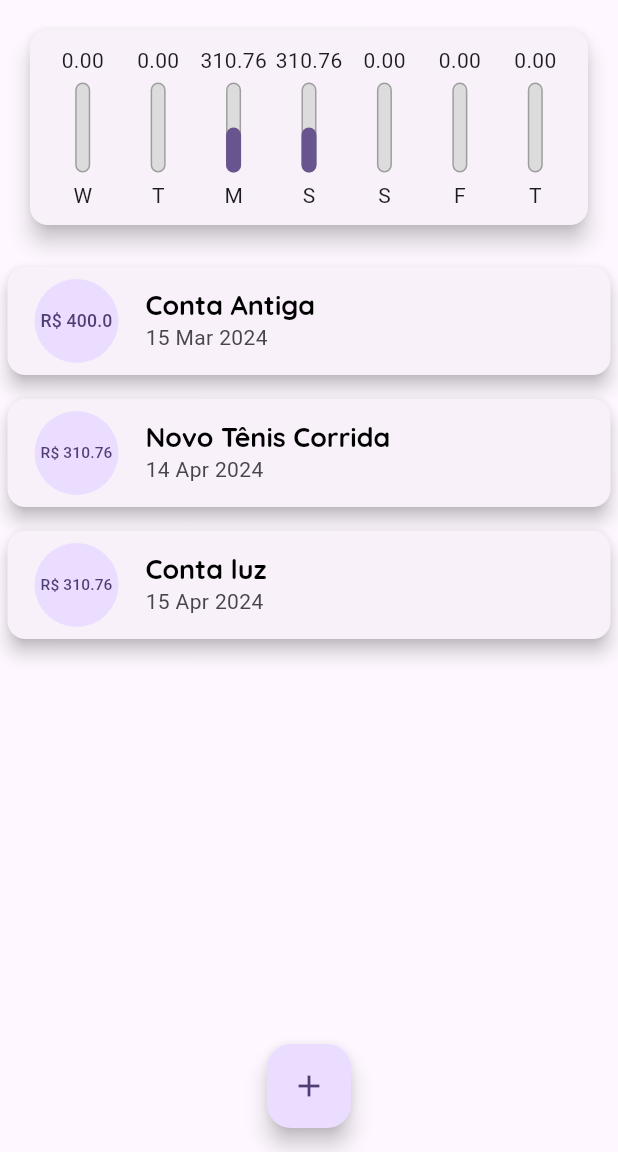
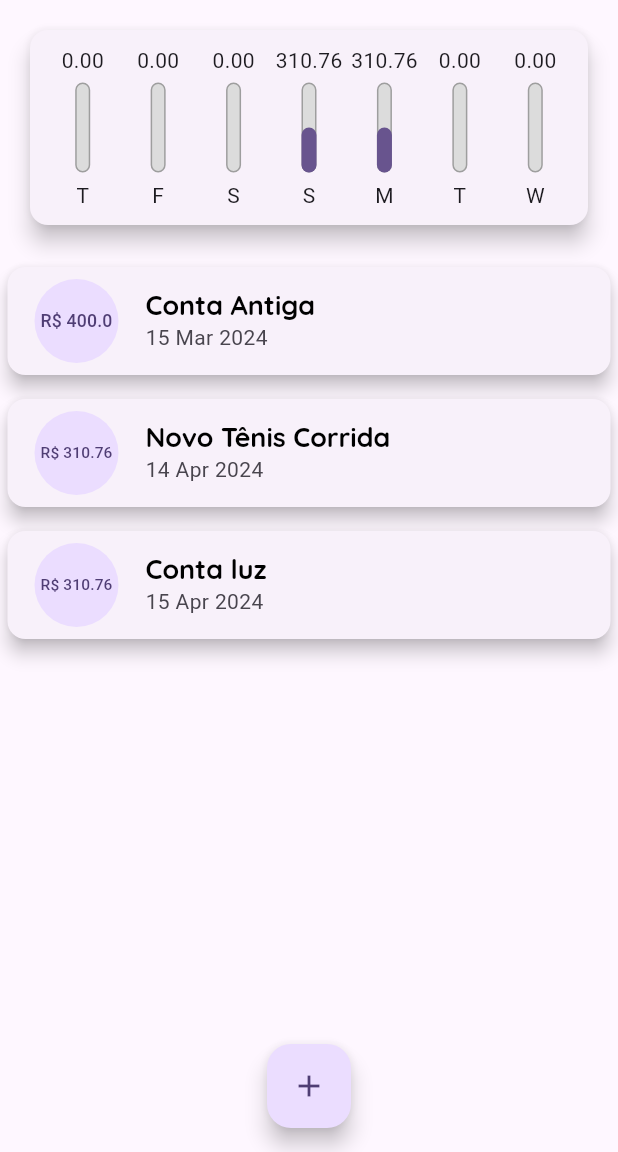
Before and after one commit to adevalter/expenses, a Flutter app: the screen it shows after launch, on a phone screen of 412 x 824 dp, the part 84-1236 px from its top. Run offline on Flutter 3.47's test engine with Material 3 defaults, Android fonts, the phone set to English and light mode, and no system bars.

Commit message:
ordenacao lista da semana do card

```diff
--- a/lib/components/chart.dart
+++ b/lib/components/chart.dart
@@ -30,7 +30,7 @@ class Chart extends StatelessWidget {
         'day': DateFormat.E().format(weekDay)[0],
         'value': totalSum,
       };
-    });
+    }).reversed.toList();
   }
 
   double get _weekTotalValue {
--- a/lib/components/chart_bar.dart
+++ b/lib/components/chart_bar.dart
@@ -17,7 +17,11 @@ class ChartBar extends StatelessWidget {
   Widget build(BuildContext context) {
     return Column(
       children: [
-        FittedBox(child: Text("${value.toStringAsFixed(2)}")),
+        Container(
+            height: 20,
+            child: FittedBox(
+              child: Text("${value.toStringAsFixed(2)}"),
+            )),
         const SizedBox(
           height: 5,
         ),
--- a/lib/components/transaction_list.dart
+++ b/lib/components/transaction_list.dart
@@ -51,7 +51,7 @@ class TransactionList extends StatelessWidget {
                     ),
                     title: Text(
                       tr.title,
-                      style: Theme.of(context).textTheme.headline6,
+                      style: Theme.of(context).textTheme.titleLarge,
                     ),
                     subtitle: Text(
                       DateFormat('d MMM y').format(tr.date),
```
